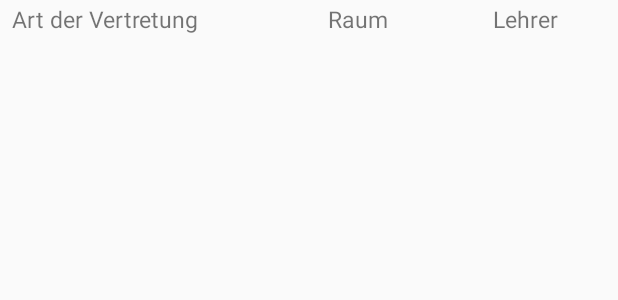
After one commit to michael-mosler/Pius-App-for-Android, an Android app: the layout veretretungsplan_detail_item.xml on its own in the app's theme, with its tools: preview values and no code run, on a phone screen of 412 x 824 dp. The commit adds this screen. Shown: the top 300 px of the screen. Run offline under Robolectric (Android 15) with nearby library versions, the phone set to English and light mode, and no system bars.

Commit message:
Blue sky scenario for Vetretungsplan fully implemented.

```diff
--- a/app/src/main/java/com/rmkrings/PiusApp/VertretungsplanFragment.java
+++ b/app/src/main/java/com/rmkrings/PiusApp/VertretungsplanFragment.java
@@ -13,6 +13,7 @@ import android.view.LayoutInflater;
 import android.view.View;
 import android.view.ViewGroup;
 import android.widget.ExpandableListView;
+import android.widget.ProgressBar;
 import android.widget.TextView;
 
 import com.rmkrings.data.adapter.MetaDataAdapter;
@@ -42,6 +43,7 @@ import java.util.List;
  */
 public class VertretungsplanFragment extends Fragment implements HttpResponseCallback {
     // Outlets
+    private ProgressBar mProgressBar;
     private RecyclerView.Adapter mAdapter;
     private TextView mLastUpdate;
     private ExpandableListView mVertretungsplanListView;
@@ -79,6 +81,7 @@ public class VertretungsplanFragment extends Fragment implements HttpResponseCal
 
     @Override
     public void onViewCreated(View view, @Nullable Bundle savedInstanceState) {
+        mProgressBar = view.findViewById(R.id.progressBar);
         RecyclerView mMetaData = view.findViewById(R.id.metadata);
         mLastUpdate = view.findViewById(R.id.lastupdate);
         mVertretungsplanListView = view.findViewById(R.id.vertretungsplanListView);
@@ -151,6 +154,7 @@ public class VertretungsplanFragment extends Fragment implements HttpResponseCal
         BottomNavigationView mNavigationView = getActivity().findViewById(R.id.navigation);
         mNavigationView.getMenu().getItem(1).setChecked(true);
 
+        mProgressBar.setVisibility(View.VISIBLE);
         VertretungsplanLoader vertretungsplanLoader = new VertretungsplanLoader(null);
         vertretungsplanLoader.load(this);
     }
@@ -186,6 +190,8 @@ public class VertretungsplanFragment extends Fragment implements HttpResponseCal
         String data = null;
         JSONObject jsonData;
 
+        mProgressBar.setVisibility(View.INVISIBLE);
+
         // @TODO Error Handling
         // @TODO Read from cache
 
--- a/app/src/main/java/com/rmkrings/data/vertretungsplan/VertretungsplanEvaItem.java
+++ b/app/src/main/java/com/rmkrings/data/vertretungsplan/VertretungsplanEvaItem.java
@@ -1,11 +1,13 @@
 package com.rmkrings.data.vertretungsplan;
+
+import com.rmkrings.helper.StringHelper;
 
 public class VertretungsplanEvaItem extends VertretungsplanListItem {
 
     private String evaText;
 
     public VertretungsplanEvaItem(String evaText) {
-        this.evaText = evaText;
+        this.evaText = StringHelper.replaceHtmlEntities(evaText);
     }
 
     public String getEvaText() {
--- a/app/src/main/java/com/rmkrings/data/vertretungsplan/VertretungsplanRemarkItem.java
+++ b/app/src/main/java/com/rmkrings/data/vertretungsplan/VertretungsplanRemarkItem.java
@@ -1,11 +1,13 @@
 package com.rmkrings.data.vertretungsplan;
+
+import com.rmkrings.helper.StringHelper;
 
 public class VertretungsplanRemarkItem extends VertretungsplanListItem {
 
     private String remarkText;
 
     public VertretungsplanRemarkItem(String remarkText) {
-        this.remarkText = remarkText;
+        this.remarkText = StringHelper.replaceHtmlEntities(remarkText);
     }
 
     public String getRemarkText() {
--- /dev/null
+++ b/app/src/main/res/layout/veretretungsplan_detail_item.xml
@@ -0,0 +1,34 @@
+<?xml version="1.0" encoding="utf-8"?>
+<LinearLayout xmlns:android="http://schemas.android.com/apk/res/android"
+    xmlns:tools="http://schemas.android.com/tools"
+    android:layout_width="match_parent"
+    android:layout_height="wrap_content"
+    android:orientation="horizontal"
+    android:paddingStart="8dp"
+    android:paddingEnd="8dp"
+    android:paddingTop="2dp"
+    android:paddingBottom="2dp">
+
+    <TextView
+        android:id="@+id/substitutionType"
+        android:layout_width="wrap_content"
+        android:layout_height="wrap_content"
+        android:layout_weight="1"
+        android:textSize="15sp"
+        tools:text="Art der Vertretung" />
+
+    <TextView
+        android:id="@+id/room"
+        android:layout_width="110dp"
+        android:layout_height="wrap_content"
+        android:textAlignment="textStart"
+        android:textSize="15sp"
+        tools:text="Raum" />
+
+    <TextView
+        android:id="@+id/teacher"
+        android:layout_width="75dp"
+        android:layout_height="wrap_content"
+        android:textSize="15sp"
+        tools:text="Lehrer" />
+</LinearLayout>
--- a/app/src/main/res/layout/vertretungsplan_group.xml
+++ b/app/src/main/res/layout/vertretungsplan_group.xml
@@ -13,7 +13,7 @@
         android:id="@+id/vertretungsplan_list_group"
         android:layout_width="fill_parent"
         android:layout_height="wrap_content"
-        android:textSize="18sp"
+        android:textSize="17sp"
         android:background="@color/colorPiusBlue"
         android:textColor="@android:color/white" />
 </LinearLayout>
--- a/app/src/main/res/layout/vertretungsplan_item.xml
+++ b/app/src/main/res/layout/vertretungsplan_item.xml
@@ -12,5 +12,5 @@
         android:id="@+id/vertretungsplan_list_item"
         android:layout_width="fill_parent"
         android:layout_height="wrap_content"
-        android:textSize="18sp"/>
+        android:textSize="17sp"/>
 </LinearLayout>
--- a/app/src/main/res/values/colors.xml
+++ b/app/src/main/res/values/colors.xml
@@ -4,6 +4,7 @@
     <color name="colorPrimaryDark">#00574B</color>
     <color name="colorAccent">#D81B60</color>
     <color name="colorPiusBlue">#699FCD</color>
+    <color name="colorEva">#FFCC01</color>
 
     <color name="colorEnabled">@color/colorPiusBlue</color>
     <color name="colorDisabled">#969696</color>
```
Also changed, not shown: app/src/main/java/com/rmkrings/PiusApp/VertretungsplanDetailFragment.java (+5 -3 lines), app/src/main/java/com/rmkrings/data/adapter/VertetungsplanDetailListAdapter.java (+54 -16 lines), app/src/main/java/com/rmkrings/data/vertretungsplan/VertretungsplanDetailItem.java (+5 -3 lines), app/src/main/java/com/rmkrings/helper/FormatHelper.java (added, +24 -0 lines), app/src/main/java/com/rmkrings/helper/StringHelper.java (added, +18 -0 lines), app/src/main/res/layout/fragment_vertretungsplan.xml (+14 -2 lines), app/src/main/res/layout/vertretungsplan_eva_item.xml (added, +12 -0 lines), app/src/main/res/layout/vertretungsplan_header_item.xml (+5 -2 lines), app/src/main/res/layout/vertretungsplan_remark_item.xml (added, +12 -0 lines).
